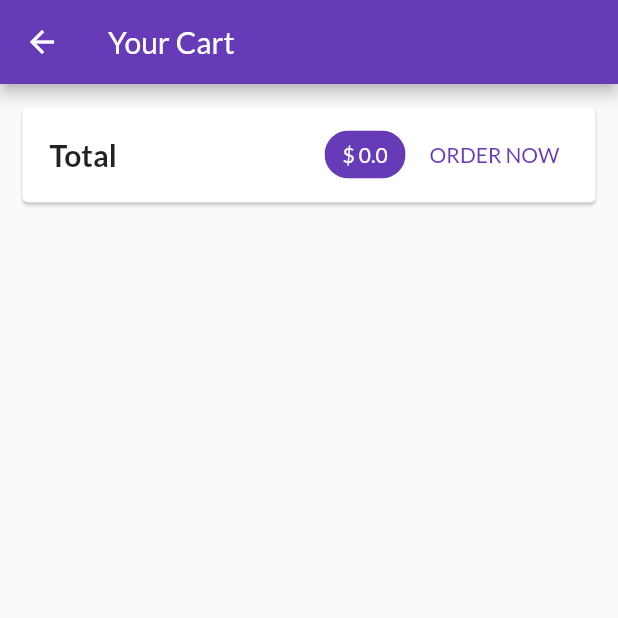
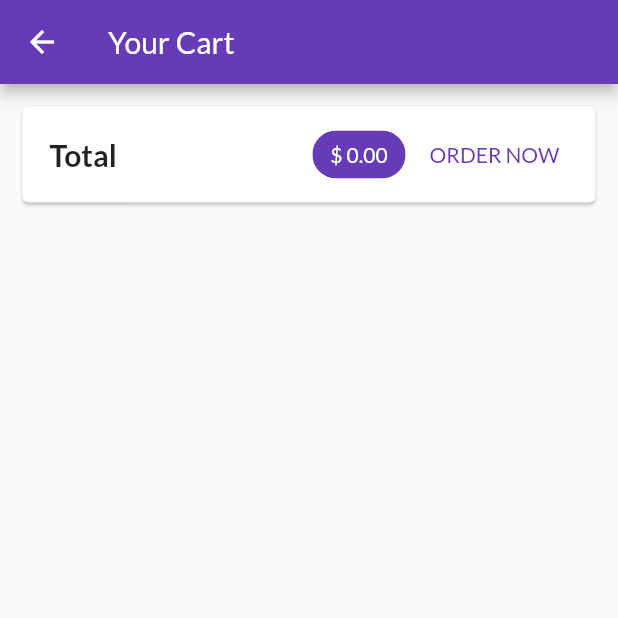
Before and after one commit to ATinyLearner/The-Wide-Store, a Flutter app: the CartScreen screen opened by its route, after a tap on "ORDER NOW", on a phone screen of 412 x 824 dp, the top half of it. Run offline on Flutter 3.47's test engine with Material 2 defaults, Android fonts, the phone set to English and light mode, and no system bars; network calls fail.

Commit message:
Alpha20200320

```diff
--- /dev/null
+++ b/lib/providers/orders.dart
@@ -0,0 +1,35 @@
+import 'package:flutter/foundation.dart';
+import '../providers/cart.dart';
+
+class OrderItem {
+  final String id;
+  final double amount;
+  final List<CartItem> products;
+  final DateTime dateTime;
+  OrderItem({
+    @required this.id,
+    @required this.dateTime,
+    @required this.products,
+    @required this.amount,
+  });
+}
+
+class Orders with ChangeNotifier {
+  List<OrderItem> _orders = [];
+  List<OrderItem> get orders {
+    return [..._orders];
+  }
+
+  void addOrder(List<CartItem> cartProducts, double total) {
+    _orders.insert(
+      0,
+      OrderItem(
+        id: DateTime.now().toString(),
+        amount: total,
+        dateTime: DateTime.now(),
+        products: cartProducts,
+      ),
+    );
+    notifyListeners();
+  }
+}
--- a/lib/screens/cart_screen.dart
+++ b/lib/screens/cart_screen.dart
@@ -2,6 +2,7 @@ import 'package:flutter/material.dart';
 import 'package:provider/provider.dart';
 import '../providers/cart.dart';
 import '../widgets/cart_item.dart' as ci;
+import '../providers/orders.dart';
 
 class CartScreen extends StatelessWidget {
   static const routeName = '/cart';
@@ -33,7 +34,7 @@ class CartScreen extends StatelessWidget {
                   Spacer(),
                   Chip(
                     label: Text(
-                      '\$ ${cart.totalAmount}',
+                      '\$ ${cart.totalAmount.toStringAsFixed(2)}',
                       style: TextStyle(
                           color:
                               Theme.of(context).primaryTextTheme.title.color),
@@ -41,7 +42,13 @@ class CartScreen extends StatelessWidget {
                     backgroundColor: Theme.of(context).primaryColor,
                   ),
                   FlatButton(
-                    onPressed: () {},
+                    onPressed: () {
+                      Provider.of<Orders>(context, listen: false).addOrder(
+                        cart.items.values.toList(),
+                        cart.totalAmount,
+                      );
+                      cart.clear();
+                    },
                     child: Text(
                       'ORDER NOW',
                       style: TextStyle(color: Theme.of(context).primaryColor),
--- /dev/null
+++ b/lib/screens/orders_screen.dart
@@ -0,0 +1,25 @@
+import 'package:flutter/material.dart';
+import 'package:provider/provider.dart';
+import '../widgets/app_drawer.dart';
+import '../providers/orders.dart' show Orders;
+import '../widgets/order_item.dart';
+
+class OrdersScreen extends StatelessWidget {
+  static const routeName = '/orders';
+  @override
+  Widget build(BuildContext context) {
+    final orderData = Provider.of<Orders>(context);
+    return Scaffold(
+      appBar: AppBar(
+        title: Text('Your Orders'),
+      ),
+      drawer: AppDrawer(),
+      body: ListView.builder(
+        itemCount: orderData.orders.length,
+        itemBuilder: (ctx, i) => OrderItem(
+          order: orderData.orders[i],
+        ),
+      ),
+    );
+  }
+}
--- a/lib/screens/products_overview_screen.dart
+++ b/lib/screens/products_overview_screen.dart
@@ -4,6 +4,7 @@ import '../widgets/products_grid.dart';
 import '../widgets/badge.dart';
 import '../providers/cart.dart';
 import 'package:provider/provider.dart';
+import '../widgets/app_drawer.dart';
 
 enum FilterOptions {
   Favorites,
@@ -68,6 +69,7 @@ class _ProductsOverviewScreenState extends State<ProductsOverviewScreen> {
           ),
         ),
       ),
+      drawer: AppDrawer(),
       body: ProductsGrid(_showOnlyFavorites),
     );
   }
--- /dev/null
+++ b/lib/widgets/order_item.dart
@@ -0,0 +1,67 @@
+import 'package:flutter/material.dart';
+import '../providers/orders.dart' as ord;
+import 'package:intl/intl.dart';
+import 'dart:math';
+
+class OrderItem extends StatefulWidget {
+  final ord.OrderItem order;
+  OrderItem({this.order});
+
+  @override
+  _OrderItemState createState() => _OrderItemState();
+}
+
+class _OrderItemState extends State<OrderItem> {
+  var _expanded = false;
+  @override
+  Widget build(BuildContext context) {
+    return Card(
+      margin: EdgeInsets.all(10),
+      child: Column(
+        children: <Widget>[
+          ListTile(
+            title: Text('\$${widget.order.amount.toStringAsFixed(2)}'),
+            subtitle: Text(
+              DateFormat('dd/MM/yyyy hh:mm').format(widget.order.dateTime),
+            ),
+            trailing: IconButton(
+                icon: Icon(_expanded ? Icons.expand_less : Icons.expand_more),
+                onPressed: () {
+                  setState(() {
+                    _expanded = !_expanded;
+                  });
+                }),
+          ),
+          if (_expanded)
+            Container(
+              padding: EdgeInsets.symmetric(horizontal: 15, vertical: 4),
+              height: min(widget.order.products.length * 20.0 + 10, 100),
+              child: ListView(
+                children: widget.order.products
+                    .map((prod) => Row(
+                          mainAxisAlignment: MainAxisAlignment.spaceBetween,
+                          children: <Widget>[
+                            Text(
+                              prod.title,
+                              style: TextStyle(
+                                fontSize: 18,
+                                fontWeight: FontWeight.bold,
+                              ),
+                            ),
+                            Text(
+                              '${prod.quantity}x\$${prod.price}',
+                              style: TextStyle(
+                                fontSize: 18,
+                                color: Colors.grey,
+                              ),
+                            ),
+                          ],
+                        ))
+                    .toList(),
+              ),
+            ),
+        ],
+      ),
+    );
+  }
+}
--- a/pubspec.yaml
+++ b/pubspec.yaml
@@ -24,6 +24,10 @@ dependencies:
   # Use with the CupertinoIcons class for iOS style icons.
   cupertino_icons: ^0.1.2
   provider: ^3.2.0
+  intl: ^0.16.1
+  image_picker: ^0.6.3+4
+  path_provider: ^1.6.5
+  path: ^1.6.4
 
 dev_dependencies:
   flutter_test:
```
Also changed, not shown: lib/main.dart (+11 -1 lines), lib/providers/cart.dart (+24 -0 lines), lib/providers/products.dart (+9 -2 lines), lib/screens/edit_product_screen.dart (added, +210 -0 lines), lib/screens/product_detail_screen.dart (+42 -2 lines), lib/screens/user_product_screen.dart (added, +42 -0 lines), lib/widgets/app_drawer.dart (added, +45 -0 lines), lib/widgets/cart_item.dart (+23 -0 lines), lib/widgets/product_item.dart (+22 -7 lines), lib/widgets/products_grid.dart (+6 -10 lines), lib/widgets/user_product_item.dart (added, +33 -0 lines), pubspec.lock, 1 other file.
